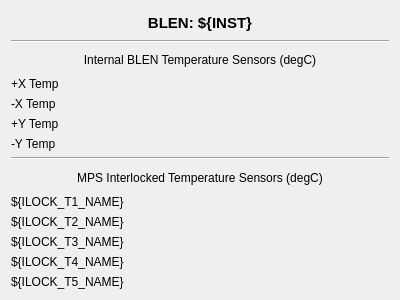
This is blenApp/ui/blen_lcls2_gap_temperature.ui in slaclab/BunchLengthMonitor as Qt 5 draws it before an edit. The edited form follows.
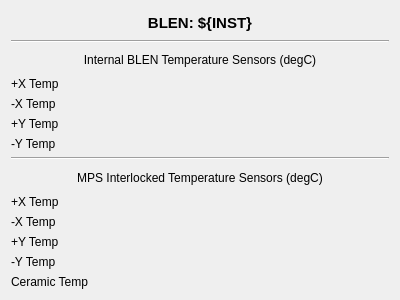
This is the edited form. Custom widgets are drawn as their Qt base class.

Diff of the .ui file:
```diff
--- a/blenApp/ui/blen_lcls2_gap_temperature.ui
+++ b/blenApp/ui/blen_lcls2_gap_temperature.ui
@@ -168,35 +168,35 @@
        <item row="2" column="0">
         <widget class="QLabel" name="label_11">
          <property name="text">
-          <string>${ILOCK_T3_NAME}</string>
+          <string>+Y Temp</string>
          </property>
         </widget>
        </item>
        <item row="0" column="0">
         <widget class="QLabel" name="label_7">
          <property name="text">
-          <string>${ILOCK_T1_NAME}</string>
+          <string>+X Temp</string>
          </property>
         </widget>
        </item>
        <item row="4" column="0">
         <widget class="QLabel" name="label_9">
          <property name="text">
-          <string>${ILOCK_T5_NAME}</string>
+          <string>Ceramic Temp</string>
          </property>
         </widget>
        </item>
        <item row="1" column="0">
         <widget class="QLabel" name="label_8">
          <property name="text">
-          <string>${ILOCK_T2_NAME}</string>
+          <string>-X Temp</string>
          </property>
         </widget>
        </item>
        <item row="3" column="0">
         <widget class="QLabel" name="label_10">
          <property name="text">
-          <string>${ILOCK_T4_NAME}</string>
+          <string>-Y Temp</string>
          </property>
         </widget>
        </item>
```
Left out of the diff: 8 changed lines with no effect on the pictures.
